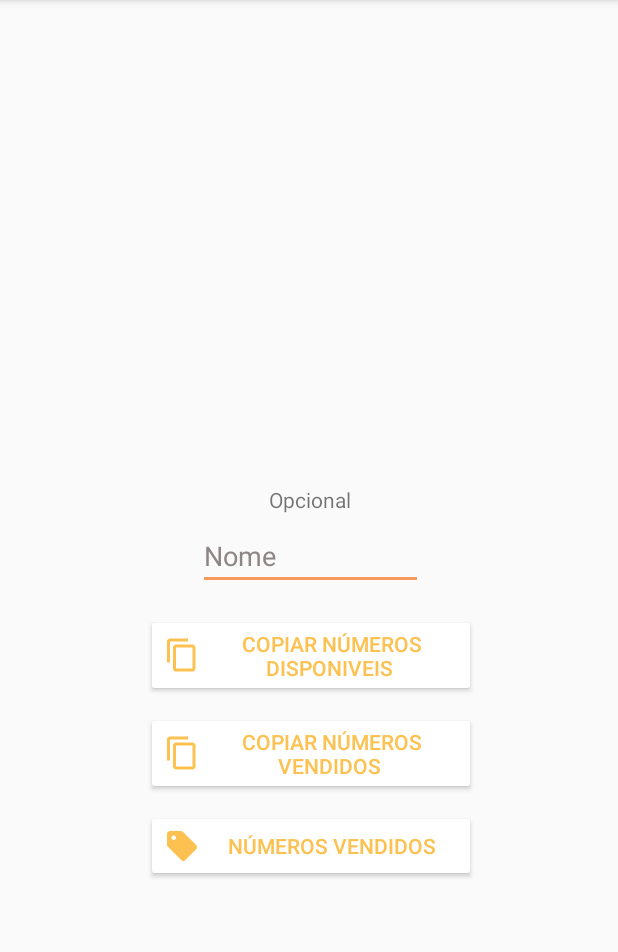
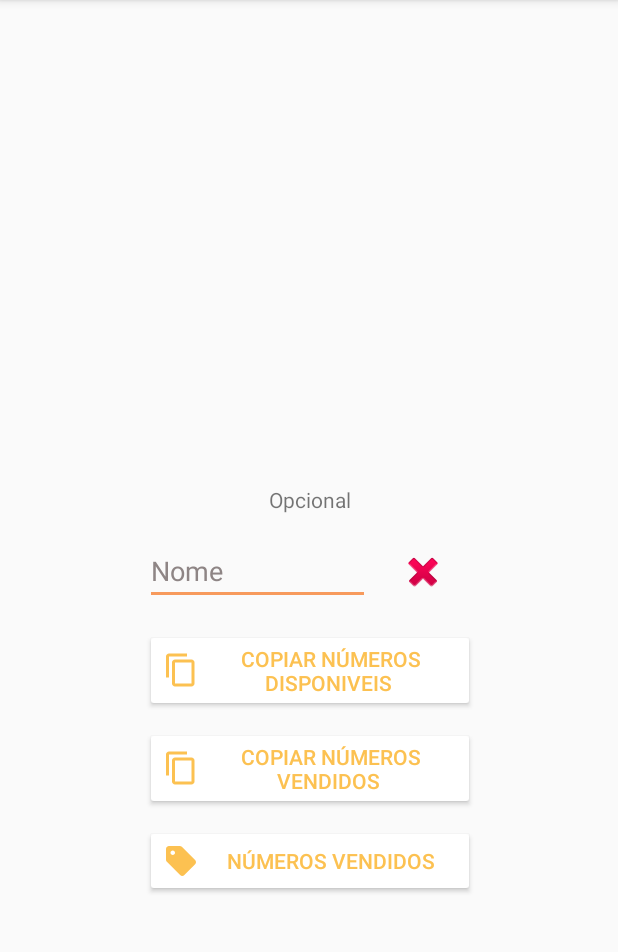
Before and after one commit to GoncaloFerreira00/Raffle, an Android app: the MainActivity screen opened directly, with no data from a screen before it, on a phone screen of 412 x 824 dp, the part 84-1036 px from its top. Run offline under Robolectric (Android 15) with nearby library versions, the phone set to English and light mode, and no system bars; our stand-ins replace Firebase (no records; nobody signed in at launch, a user with empty details on screens opened directly); libraries missing offline, so code that uses them is left out: com.example.tostas; 1 statement that could not run was skipped.

Commit message:
main editname fix error

```diff
--- a/app/src/main/java/com/example/company/MainActivity.java
+++ b/app/src/main/java/com/example/company/MainActivity.java
@@ -19,6 +19,7 @@ import android.widget.AdapterView;
 import android.widget.ArrayAdapter;
 import android.widget.Button;
 import android.widget.EditText;
+import android.widget.ImageButton;
 import android.widget.ListView;
 import android.widget.ScrollView;
 import android.widget.Toast;
@@ -45,6 +46,7 @@ public class MainActivity extends AppCompatActivity {
     Utils utils = new Utils();
 
     private Button btnCopy, btnAcess, btnCopySoldNum;
+    private ImageButton btnDeleteName;
     private ScrollView scroll;
     private EditText editname;
     private ArrayList<String> check = new ArrayList<String>();
@@ -143,7 +145,6 @@ public class MainActivity extends AppCompatActivity {
                                             //remove number to available numbers
                                             myRef.child(keys.get((int) id)).removeValue();
                                             Tostas.success(MainActivity.this, "Vendido", Toast.LENGTH_LONG);
-                                            editname.setText("");
 
                                             //inserting number to sold numbers value
                                             DatabaseReference myRefSoldValue = mDataBase.getReference("Sold Numbers Value").push();
@@ -304,6 +305,13 @@ public class MainActivity extends AppCompatActivity {
                 return false;
             }
         });
+
+        btnDeleteName.setOnClickListener(new View.OnClickListener() {
+            @Override
+            public void onClick(View v) {
+                editname.setText("");
+            }
+        });
     }
 
     @Override
--- a/app/src/main/java/com/example/company/SplashScreen.java
+++ b/app/src/main/java/com/example/company/SplashScreen.java
@@ -43,7 +43,6 @@ public class SplashScreen extends AppCompatActivity {
         FirebaseApp.initializeApp(context);
         MyTask task = new MyTask();
         task.execute();
-        maincall();
 
         executor = ContextCompat.getMainExecutor(SplashScreen.this);
         biometricPrompt = new BiometricPrompt(SplashScreen.this, executor, new BiometricPrompt.AuthenticationCallback() {
@@ -56,6 +55,7 @@ public class SplashScreen extends AppCompatActivity {
             @Override
             public void onAuthenticationSucceeded(@NonNull BiometricPrompt.AuthenticationResult result) {
                 super.onAuthenticationSucceeded(result);
+                maincall();
             }
 
             @Override
--- a/app/src/main/res/layout/activity_main.xml
+++ b/app/src/main/res/layout/activity_main.xml
@@ -33,8 +33,8 @@
         android:drawableLeft="@drawable/ic_baseline_content_copy_24"
         android:text=" Copiar números disponiveis"
         android:textColor="@color/colorOne"
-        app:layout_constraintEnd_toEndOf="@+id/edit_name_main"
-        app:layout_constraintStart_toStartOf="@+id/edit_name_main"
+        app:layout_constraintEnd_toEndOf="@+id/textView2"
+        app:layout_constraintStart_toStartOf="@+id/textView2"
         app:layout_constraintTop_toBottomOf="@+id/edit_name_main" />
 
     <Button
@@ -66,14 +66,13 @@
         android:id="@+id/edit_name_main"
         android:layout_width="150dp"
         android:layout_height="0dp"
-        android:layout_marginTop="5dp"
+        android:layout_marginTop="15dp"
         android:backgroundTint="@color/colorThree"
         android:ems="10"
         android:hint="Nome"
         android:inputType="textPersonName"
         android:textColorHint="@color/colorTexGray"
-        app:layout_constraintEnd_toEndOf="@+id/textView2"
-        app:layout_constraintStart_toStartOf="@+id/textView2"
+        app:layout_constraintStart_toStartOf="@+id/btn_copy_main"
         app:layout_constraintTop_toBottomOf="@+id/textView2" />
 
     <Button
@@ -89,5 +88,16 @@
         app:layout_constraintStart_toStartOf="@+id/btn_copy_main"
         app:layout_constraintTop_toBottomOf="@+id/btn_copy_main" />
 
-    </androidx.constraintlayout.widget.ConstraintLayout>
+    <ImageButton
+        android:id="@+id/button_deletename"
+        android:layout_width="44dp"
+        android:layout_height="46dp"
+        android:background="@color/colorTrans"
+        app:layout_constraintBottom_toTopOf="@+id/btn_copy_main"
+        app:layout_constraintEnd_toEndOf="@+id/btn_copy_main"
+        app:layout_constraintStart_toEndOf="@+id/edit_name_main"
+        app:layout_constraintTop_toBottomOf="@+id/textView2"
+        app:srcCompat="@android:drawable/ic_delete" />
+
+</androidx.constraintlayout.widget.ConstraintLayout>
     </ScrollView>
```
Also changed, not shown: app/src/main/java/com/example/company/Admins.java (+75 -76 lines), app/src/main/res/layout/activity_admins.xml (+3 -18 lines).
